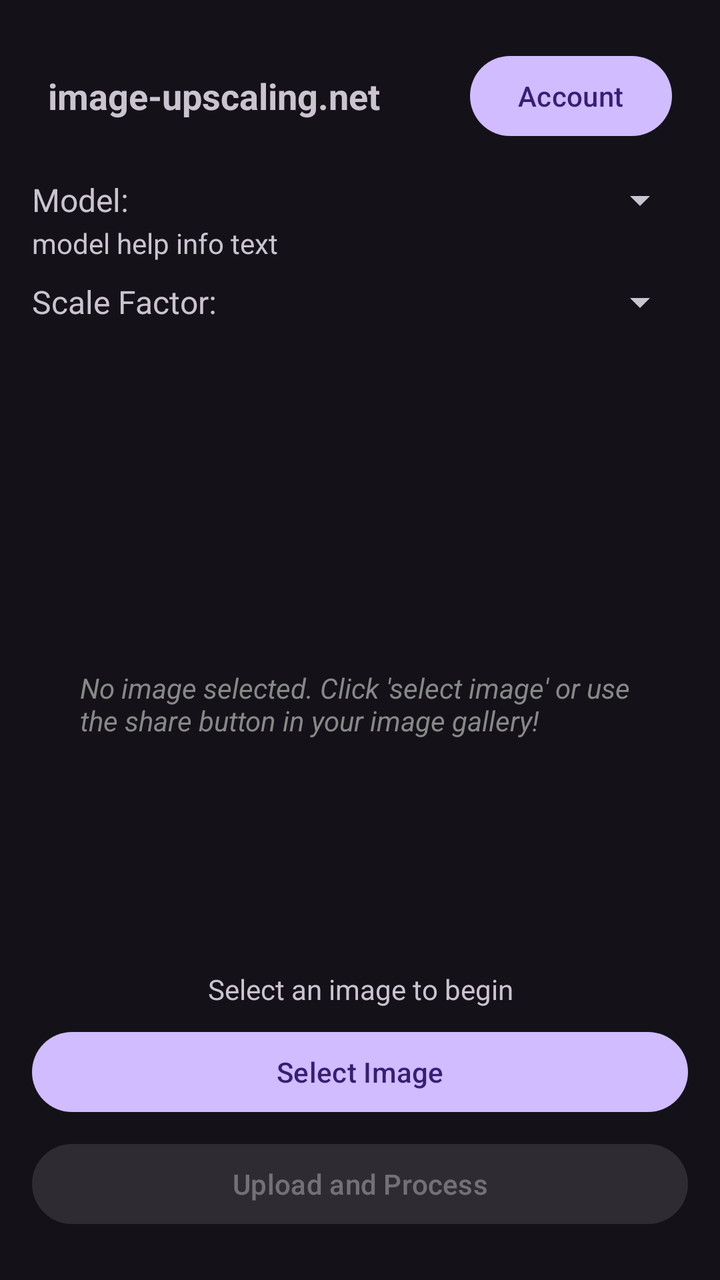
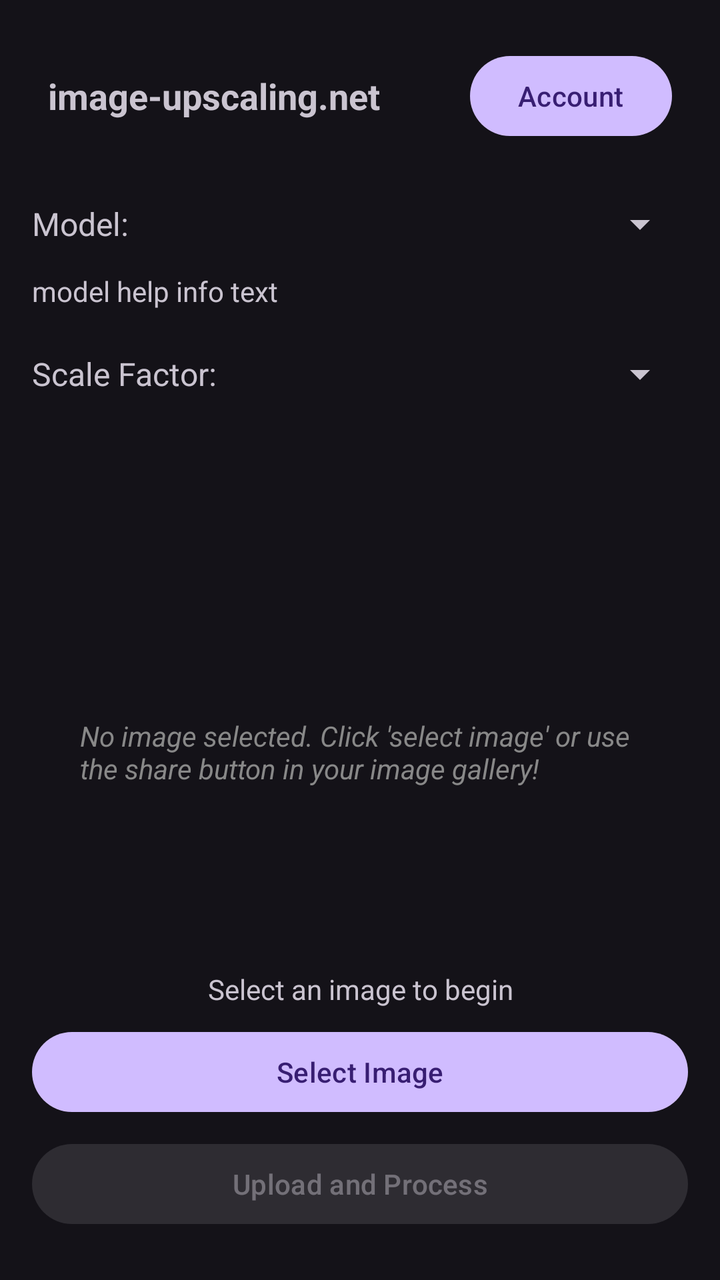

Compare the two renders of this Android layout. The source of the first and the diff that turns it into the second are given below.
<!-- AndroidManifest.xml: application theme Theme.ImageUpscalerV2 -->
<!-- res/layout/activity_main.xml -->
<?xml version="1.0" encoding="utf-8"?>
<LinearLayout xmlns:android="http://schemas.android.com/apk/res/android"
    android:layout_width="match_parent"
    android:layout_height="match_parent"
    android:orientation="vertical"
    android:padding="16dp">

    
    <LinearLayout
        android:layout_width="match_parent"
        android:layout_height="wrap_content"
        android:gravity="center_vertical"
        android:orientation="horizontal"
        android:layout_marginBottom="8dp"
        android:padding="8dp">

        <TextView
            android:id="@+id/headline"
            android:layout_width="wrap_content"
            android:layout_height="wrap_content"
            android:text="image-upscaling.net"
            android:textSize="18sp"
            android:textStyle="bold" />

        <View
            android:layout_width="0dp"
            android:layout_height="0dp"
            android:layout_weight="1" />

        <Button
            android:id="@+id/btnAccount"
            android:layout_width="wrap_content"
            android:layout_height="wrap_content"
            android:text="Account" />
    </LinearLayout>

    
    <LinearLayout
        android:layout_width="match_parent"
        android:layout_height="wrap_content"
        android:orientation="horizontal">

        <TextView
            android:layout_width="wrap_content"
            android:layout_height="wrap_content"
            android:layout_gravity="center_vertical"
            android:gravity="center_vertical"
            android:text="Model: "
            android:textSize="16sp" />

        <Spinner
            android:id="@+id/spinnerModel"
            android:layout_width="0dp"
            android:layout_height="wrap_content"
            android:layout_weight="1" />
    </LinearLayout>

    <TextView
        android:id="@+id/tvModelInfo"
        android:layout_width="match_parent"
        android:layout_height="wrap_content"
        android:layout_marginBottom="8dp"
        android:text="model help info text"
        android:textAlignment="viewStart" />

    

    <LinearLayout
        android:layout_width="match_parent"
        android:layout_height="wrap_content"
        android:layout_marginBottom="8dp"
        android:orientation="horizontal">

        <TextView
            android:layout_width="wrap_content"
            android:layout_height="wrap_content"
            android:layout_gravity="center_vertical"
            android:gravity="center_vertical"
            android:text="Scale Factor: "
            android:textSize="16sp" />

        <Spinner
            android:id="@+id/spinnerScale"
            android:layout_width="0dp"
            android:layout_height="wrap_content"
            android:layout_weight="1" />
    </LinearLayout>

    

        <CheckBox
            android:id="@+id/checkBoxFaceEnhance"
            android:layout_width="match_parent"
            android:layout_height="wrap_content"
            android:layout_marginBottom="16dp"
            android:text="Enable Face Enhancement"
            android:visibility="invisible" />


    

    

    <FrameLayout
        android:layout_width="match_parent"
        android:layout_height="0dp"
        android:layout_marginTop="16dp"
        android:layout_marginBottom="24dp"
        android:layout_weight="1">

        <ImageView
            android:id="@+id/imagePreview"
            android:layout_width="match_parent"
            android:layout_height="match_parent"
            android:background="#3E3E3E"
            android:contentDescription="Image Preview"
            android:scaleType="fitCenter"
            android:visibility="gone" />

        <TextView
            android:id="@+id/tvNoImage"
            android:layout_width="wrap_content"
            android:layout_height="wrap_content"
            android:layout_gravity="center"
            android:padding="24dp"
            android:text="No image selected. Click 'select image' or use the share button in your image gallery!"
            android:textColor="#888888"
            android:textStyle="italic" />
    </FrameLayout>

    

    <TextView
        android:id="@+id/tvStatus"
        android:layout_width="match_parent"
        android:layout_height="wrap_content"
        android:layout_marginTop="8dp"
        android:layout_marginBottom="8dp"
        android:text="Select an image to begin"
        android:textAlignment="center" />

    <Button
        android:id="@+id/btnSelectImage"
        android:layout_width="match_parent"
        android:layout_height="wrap_content"
        android:layout_marginBottom="8dp"
        android:text="Select Image" />

    <Button
        android:id="@+id/btnUpload"
        android:layout_width="match_parent"
        android:layout_height="wrap_content"
        android:layout_marginBottom="8dp"
        android:enabled="false"
        android:text="Upload and Process" />

    

    <ProgressBar
        android:id="@+id/progressBar"
        style="?android:attr/progressBarStyleHorizontal"
        android:layout_width="match_parent"
        android:layout_height="wrap_content"
        android:indeterminate="true"
        android:visibility="gone" />

</LinearLayout>
<!-- resources referenced by this layout -->
<resources>
  <style name="Theme.ImageUpscalerV2" parent="Base.Theme.ImageUpscalerV2" />
  <style name="Base.Theme.ImageUpscalerV2" parent="Theme.Material3.Dark.NoActionBar">
          
          
      </style>
</resources>

<!-- the commit's change to res/layout/activity_main.xml (unified diff, before → after) -->
@@ -50,8 +50,8 @@
 
         <Spinner
             android:id="@+id/spinnerModel"
-            android:layout_width="0dp"
-            android:layout_height="wrap_content"
+            android:layout_width="match_parent"
+            android:layout_height="48dp"
             android:layout_weight="1" />
     </LinearLayout>
 
@@ -82,7 +82,7 @@
         <Spinner
             android:id="@+id/spinnerScale"
             android:layout_width="0dp"
-            android:layout_height="wrap_content"
+            android:layout_height="48dp"
             android:layout_weight="1" />
     </LinearLayout>
 
